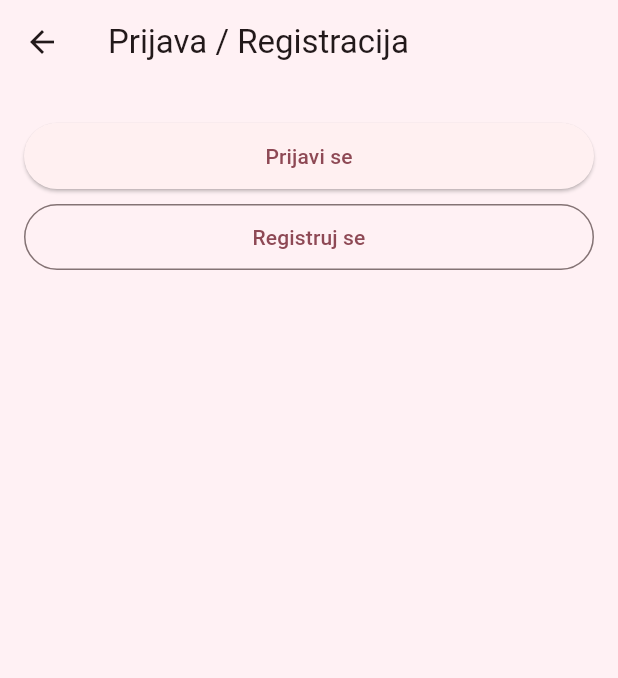
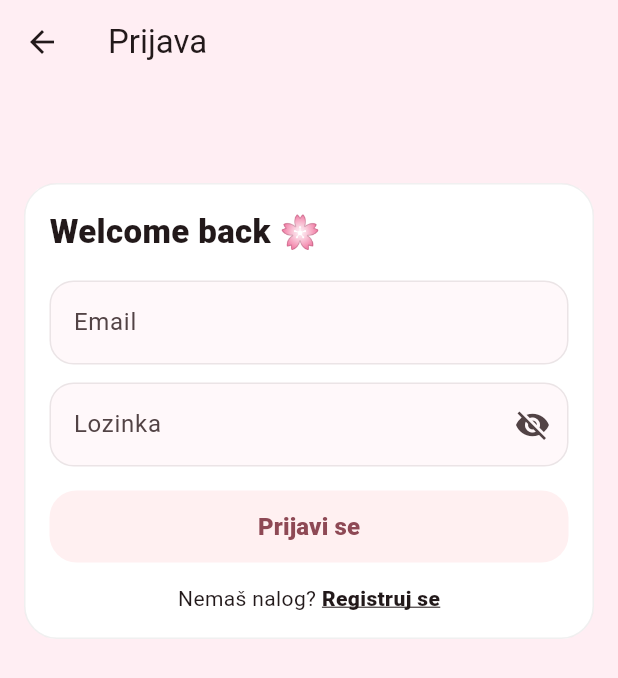
Before and after one commit to Tamara0608/MobilneProjekat, a Flutter app: the screen it shows after launch, after a tap on "Uloguj se", on a phone screen of 412 x 824 dp. Shown: the top 678 px of the screen. Run offline on Flutter 3.47's test engine with Material 3 defaults, Android fonts, the phone set to English and light mode, and no system bars.

Commit message:
Ekran za prijavu

```diff
--- a/lib/auth/login_screen.dart
+++ b/lib/auth/login_screen.dart
@@ -1,7 +1,7 @@
-// login_screen.dart
 import 'package:flutter/material.dart';
+import '../core/router/app_router.dart';
 
-class LoginScreen extends StatelessWidget {
+class LoginScreen extends StatefulWidget {
   final String? infoMessage;
 
   const LoginScreen({
@@ -9,64 +9,193 @@ class LoginScreen extends StatelessWidget {
     this.infoMessage,
   });
 
-  static const Color _bg = Color(0xFFFFF1F4);
+  static const Color _bg = Color(0xFFFFEEF3);
+
+  @override
+  State<LoginScreen> createState() => _LoginScreenState();
+}
+
+class _LoginScreenState extends State<LoginScreen> {
+  final _formKey = GlobalKey<FormState>();
+  final _emailCtrl = TextEditingController();
+  final _passCtrl = TextEditingController();
+
+  bool _obscure = true;
+
+  @override
+  void dispose() {
+    _emailCtrl.dispose();
+    _passCtrl.dispose();
+    super.dispose();
+  }
+
+  bool _isValidEmail(String email) {
+    // validacija za mejl
+    final pattern = RegExp(r'^[\w\.\-]+@([\w\-]+\.)+[\w]{2,}$');
+    return pattern.hasMatch(email);
+  }
+
+  bool _isStrongPassword(String pass) {
+    // ograničenja za lozinku
+    final hasUpper = RegExp(r'[A-Z]').hasMatch(pass);
+    final hasLower = RegExp(r'[a-z]').hasMatch(pass);
+    final hasDigit = RegExp(r'\d').hasMatch(pass);
+    final hasSpecial =
+        RegExp(r'[!@#$%^&*(),.?":{}|<>_\-\\/\[\]~`+=;]').hasMatch(pass);
+    return pass.length >= 8 && hasUpper && hasLower && hasDigit && hasSpecial;
+  }
 
   @override
   Widget build(BuildContext context) {
     return Scaffold(
-      backgroundColor: _bg,
+      backgroundColor: LoginScreen._bg,
       appBar: AppBar(
-        backgroundColor: _bg,
+        backgroundColor: LoginScreen._bg,
         elevation: 0,
-        title: const Text('Prijava / Registracija'),
+        title: const Text('Prijava'),
       ),
-      body: Padding(
+      body: SingleChildScrollView(
         padding: const EdgeInsets.all(16),
         child: Column(
           children: [
-            const SizedBox(height: 10),
+            const SizedBox(height: 50),
 
-            // ✅ poruka se prikazuje SAMO kad postoji (dakle kad si gost i klikneš Izaberi)
-            if (infoMessage != null)
+            // poruka kad gost pokuša da zakaže
+            if (widget.infoMessage != null) ...[
               Container(
                 width: double.infinity,
-                padding: const EdgeInsets.all(16),
+                padding: const EdgeInsets.all(14),
                 decoration: BoxDecoration(
                   color: Colors.white,
-                  borderRadius: BorderRadius.circular(20),
+                  borderRadius: BorderRadius.circular(18),
                   border: Border.all(
                     color: Colors.black.withValues(alpha: 0.06),
                   ),
                 ),
                 child: Text(
-                  infoMessage!,
+                  widget.infoMessage!,
                   style: const TextStyle(fontSize: 14, height: 1.35),
                 ),
               ),
+              const SizedBox(height: 16),
+            ],
 
-            if (infoMessage != null) const SizedBox(height: 16),
+            // kartica sa login formom
+            Container(
+              width: double.infinity,
+              padding: const EdgeInsets.all(16),
+              decoration: BoxDecoration(
+                color: Colors.white,
+                borderRadius: BorderRadius.circular(22),
+                border: Border.all(
+                  color: Colors.black.withValues(alpha: 0.06),
+                ),
+              ),
+              child: Form(
+                key: _formKey,
+                child: Column(
+                  crossAxisAlignment: CrossAxisAlignment.start,
+                  children: [
+                    const Text(
+                      'Welcome back 🌸',
+                      style: TextStyle(
+                        fontSize: 22,
+                        fontWeight: FontWeight.w900,
+                      ),
+                    ),
+                    const SizedBox(height: 16),
 
-            SizedBox(
-              width: double.infinity,
-              height: 44,
-              child: ElevatedButton(
-                onPressed: () {
+                    // email
+                    TextFormField(
+                      controller: _emailCtrl,
+                      keyboardType: TextInputType.emailAddress,
+                      decoration: _inputDecoration('Email'),
+                      validator: (value) {
+                        final v = (value ?? '').trim();
+                        if (v.isEmpty) return 'Email je obavezan';
+                        if (!_isValidEmail(v)) {
+                          return 'Email mora biti u formatu naziv@domen.com';
+                        }
+                        return null;
+                      },
+                    ),
+                    const SizedBox(height: 12),
 
-                },
-                child: const Text('Prijavi se'),
-              ),
-            ),
+                    //loz
+                    TextFormField(
+                      controller: _passCtrl,
+                      obscureText: _obscure,
+                      decoration: _inputDecoration(
+                        'Lozinka',
+                        suffix: IconButton(
+                          icon: Icon(
+                            _obscure ? Icons.visibility_off : Icons.visibility,
+                          ),
+                          onPressed: () => setState(() => _obscure = !_obscure),
+                        ),
+                      ),
+                      validator: (value) {
+                        final v = value ?? '';
+                        if (v.isEmpty) return 'Lozinka je obavezna';
 
-            const SizedBox(height: 10),
+                        if (!_isStrongPassword(v)) {
+                          return 'Lozinka mora imati najmanje 8 karaktera i sadržati: veliko slovo, malo slovo, broj i specijalan karakter.';
+                        }
+                        return null;
+                      },
+                    ),
 
-            SizedBox(
-              width: double.infinity,
-              height: 44,
-              child: OutlinedButton(
-                onPressed: () {
+                    const SizedBox(height: 16),
 
-                },
-                child: const Text('Registruj se'),
+                    SizedBox(
+                      width: double.infinity,
+                      height: 48,
+                      child: ElevatedButton(
+                        onPressed: () {
+                          if (_formKey.currentState!.validate()) {
+                            ScaffoldMessenger.of(context).showSnackBar(
+                              const SnackBar(content: Text('Podaci su validni ✔')),
+                            );
+                          }
+                        },
+                        style: ElevatedButton.styleFrom(
+                          elevation: 0,
+                          shape: RoundedRectangleBorder(
+                            borderRadius: BorderRadius.circular(18),
+                          ),
+                        ),
+                        child: const Text(
+                          'Prijavi se',
+                          style: TextStyle(
+                            fontSize: 16,
+                            fontWeight: FontWeight.w800,
+                          ),
+                        ),
+                      ),
+                    ),
+
+                    const SizedBox(height: 14),
+
+                    //link za reg
+                    Row(
+                      mainAxisAlignment: MainAxisAlignment.center,
+                      children: [
+                        const Text('Nemaš nalog? '),
+                        GestureDetector(
+                          onTap: () =>
+                              Navigator.pushNamed(context, AppRouter.register),
+                          child: const Text(
+                            'Registruj se',
+                            style: TextStyle(
+                              fontWeight: FontWeight.w900,
+                              decoration: TextDecoration.underline,
+                            ),
+                          ),
+                        ),
+                      ],
+                    ),
+                  ],
+                ),
               ),
             ),
           ],
@@ -74,4 +203,29 @@ class LoginScreen extends StatelessWidget {
       ),
     );
   }
+
+InputDecoration _inputDecoration(String hint, {Widget? suffix}) {
+  return InputDecoration(
+    hintText: hint,
+    suffixIcon: suffix,
+    filled: true,
+    fillColor: const Color(0xFFFFF8FA),
+
+
+    errorMaxLines: 3,
+
+    border: OutlineInputBorder(
+      borderRadius: BorderRadius.circular(16),
+      borderSide: BorderSide(
+        color: Colors.black.withValues(alpha: 0.08),
+      ),
+    ),
+    enabledBorder: OutlineInputBorder(
+      borderRadius: BorderRadius.circular(16),
+      borderSide: BorderSide(
+        color: Colors.black.withValues(alpha: 0.08),
+      ),
+    ),
+  );
 }
+}
--- /dev/null
+++ b/lib/auth/register_screen.dart
@@ -0,0 +1,19 @@
+import 'package:flutter/material.dart';
+
+class RegisterScreen extends StatelessWidget {
+  const RegisterScreen({super.key});
+
+  static const Color _bg = Color(0xFFFFF1F4);
+
+  @override
+  Widget build(BuildContext context) {
+    return Scaffold(
+      backgroundColor: _bg,
+      appBar: AppBar(
+        backgroundColor: _bg,
+        elevation: 0,
+        title: const Text('Registracija'),
+      ),
+    );
+  }
+}
--- a/lib/core/router/app_router.dart
+++ b/lib/core/router/app_router.dart
@@ -2,16 +2,19 @@ import 'package:flutter/material.dart';
 
 import '../../features/welcome/welcome_screen.dart';
 import '../../auth/login_screen.dart';
+import '../../auth/register_screen.dart';
 import '../../services/guest_home_screen.dart';
 
 class AppRouter {
   static const welcome = '/';
   static const login = '/login';
+  static const register = '/register';
   static const guestHome = '/guest';
 
   static final Map<String, WidgetBuilder> routes = {
     welcome: (_) => const WelcomeScreen(),
     login: (_) => const LoginScreen(),
+    register: (_) => const RegisterScreen(),
     guestHome: (_) => const GuestHomeScreen(),
   };
 }
--- a/lib/features/welcome/welcome_screen.dart
+++ b/lib/features/welcome/welcome_screen.dart
@@ -68,10 +68,7 @@ class WelcomeScreen extends StatelessWidget {
                     height: 52,
                     child: ElevatedButton(
                       onPressed: () {
-                        Navigator.pushNamed(
-                          context,
-                          AppRouter.login,
-                        );
+                       Navigator.pushNamed(context, AppRouter.login);
                       },
                       child: const Text(
                         'Uloguj se',
```
